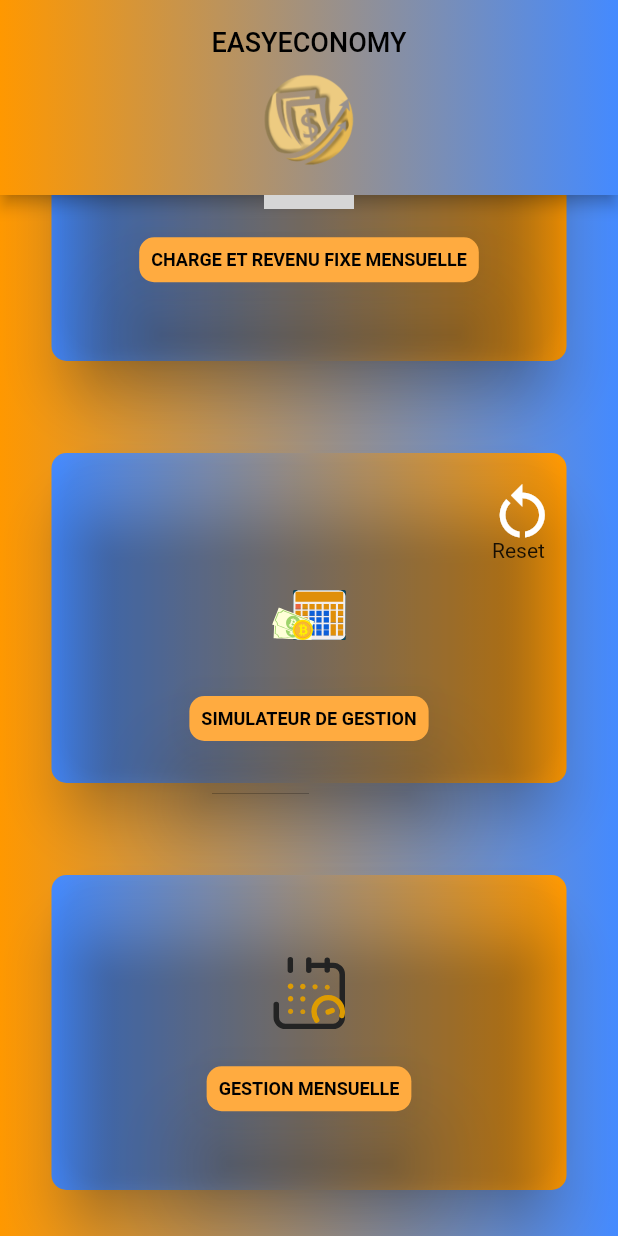
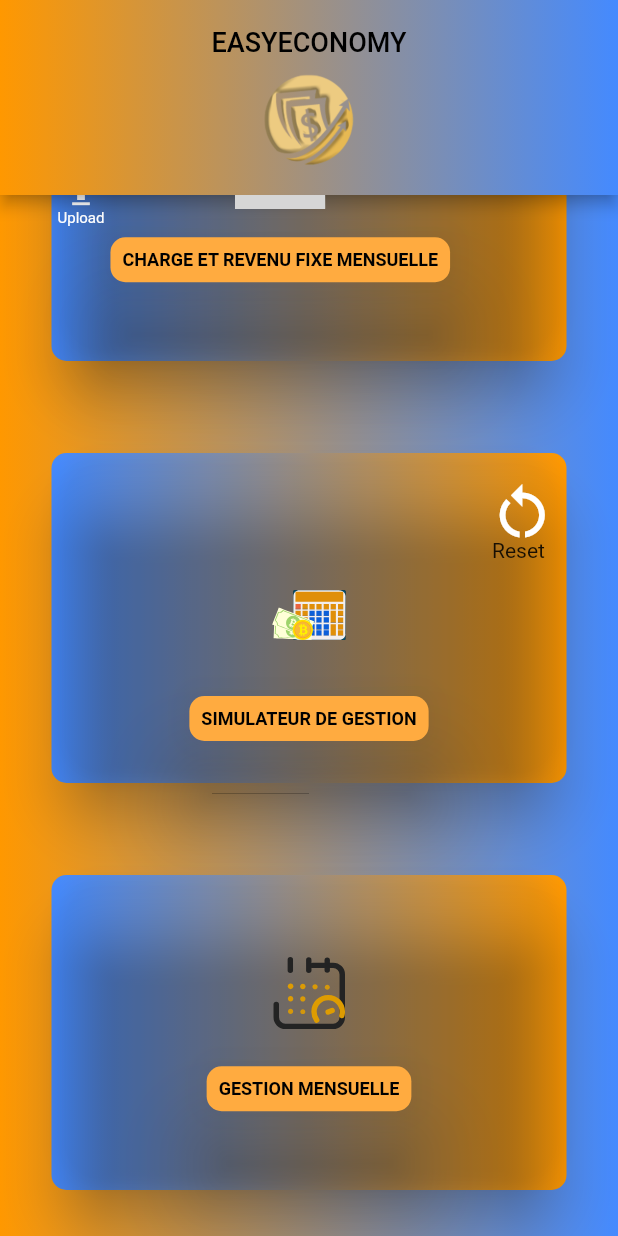
Before and after one commit to NOA-FASHION/easyEconomy, a Flutter app: the screen it shows after launch, scrolled down 130 dp, on a phone screen of 412 x 824 dp. Run offline on Flutter 3.47's test engine with Material 2 defaults, Android fonts, the phone set to English and light mode, and no system bars; our stand-ins replace accordion, draggable_home, flip_card, image_picker, lottie, nanoid and 5 more; missing offline and left inert: currency_textfield, flutter_document_picker, flutter_pie_chart, loading_overlay_pro, marquee_text, multi_charts; grey boxes are pictures that could not be loaded.

Commit message:
upload and download no test

```diff
--- a/lib/models/easy_economy_models.dart
+++ b/lib/models/easy_economy_models.dart
@@ -157,6 +157,29 @@ class MontantUniverselle {
   }
 }
 
+class UploadMontantniversell {
+  List<MontantUniverselle> montantUniverselle;
+
+  UploadMontantniversell({
+    required this.montantUniverselle,
+  });
+
+  factory UploadMontantniversell.fromJSON(Map<String, dynamic> json) =>
+      UploadMontantniversell(
+        montantUniverselle: List<MontantUniverselle>.from(
+            json["montantUniverselle"]
+                .map((x) => MontantUniverselle.fromJSON(x))
+                .toList()),
+      );
+
+  Map<String, dynamic> toJson() {
+    return {
+      "montantUniverselle":
+          List<dynamic>.from(montantUniverselle.map((x) => x.toJson())),
+    };
+  }
+}
+
 class GestionMensuel {
   String idGestion;
   String nom;
--- a/lib/screens/charge_fixe_mensuel.dart
+++ b/lib/screens/charge_fixe_mensuel.dart
@@ -252,6 +252,8 @@ class _ChargeFixeMensuelState extends State<ChargeFixeMensuel> {
               ),
             ],
             headerWidget: CalculMontant().header(
+                context,
+                variable,
                 false,
                 _listMontantUniverselle,
                 _listMontPrevision,
--- a/lib/screens/gestion_mensuel_live_resultats.dart
+++ b/lib/screens/gestion_mensuel_live_resultats.dart
@@ -78,6 +78,8 @@ class _GestionMensuelLiveResultatsState
               ),
             ],
             headerWidget: CalculMontant().header(
+                context,
+                variable,
                 true,
                 _listMontantUniverselle,
                 _listMontantUniverselleLive,
--- a/lib/screens/homeEconomy.dart
+++ b/lib/screens/homeEconomy.dart
@@ -102,10 +102,38 @@ class _HomeState extends State<Home> {
                                 borderRadius: BorderRadius.circular(30.0),
                               ),
                               elevation: 15.0,
+                              child: Row(
+                                children: [
+                                  InkWell(
+                                    // splash color
+                                    splashColor: Colors.white,
+                                    onTap: () {
+                                      variable.uploadChallenge();
+                                      // variable.initialiseConnectionDatabase();
+                                    }, // button pressed
                                     child: Column(
+                                      mainAxisAlignment:
+                                          MainAxisAlignment.center,
+                                      children: <Widget>[
+                                        Icon(
+                                          Icons.upload_sharp,
+                                          size: 20,
+                                          color: Colors.white,
+                                        ), // icon
+                                        Text(
+                                          "Upload",
+                                          style: TextStyle(
+                                              fontSize: 10,
+                                              color: Colors.white),
+                                        ), // text
+                                      ],
+                                    ),
+                                  ),
+                                  Column(
                                     mainAxisAlignment: MainAxisAlignment.center,
                                     children: [
-                                  Lottie.asset("assets/ChargeRevenuFixe.json",
+                                      Lottie.asset(
+                                          "assets/ChargeRevenuFixe.json",
                                           width: 60),
                                       // Icon(
                                       //   Icons.approval,
@@ -118,7 +146,8 @@ class _HomeState extends State<Home> {
                                       Card(
                                         color: Colors.transparent,
                                         shape: RoundedRectangleBorder(
-                                      borderRadius: BorderRadius.circular(5.0),
+                                          borderRadius:
+                                              BorderRadius.circular(5.0),
                                         ),
                                         elevation: 25.0,
                                         child: Container(
@@ -139,6 +168,8 @@ class _HomeState extends State<Home> {
                                             ),
                                           ),
                                         ),
+                                      ),
+                                    ],
                                   ),
                                 ],
                               )),
--- a/lib/screens/screenTest.dart
+++ b/lib/screens/screenTest.dart
@@ -365,7 +365,8 @@ class _TestScreenState extends State<TestScreen> {
                 child: BuildTest(),
               ),
             ],
-            headerWidget: CalculMontant().header(false,
+            headerWidget: CalculMontant().header( context,
+                variable,false,
                 _listMontantUniverselle,
                 _listMontPrevision,
                 montantChargessString,
--- a/lib/screens/simulator_gestion.dart
+++ b/lib/screens/simulator_gestion.dart
@@ -137,6 +137,8 @@ class _SimulatorGestionState extends State<SimulatorGestion> {
               ),
             ],
             headerWidget: CalculMontant().header(
+                context,
+                variable,
                 false,
                 _listMontantUniverselle,
                 _listMontPrevision,
--- a/pubspec.yaml
+++ b/pubspec.yaml
@@ -45,7 +45,10 @@ dependencies:
   currency_textfield: ^2.0.0
   draggable_home: ^1.0.3
   flutter_pie_chart: ^0.0.1
+  flutter_document_picker: ^4.0.1
+  share: ^2.0.4
   loading_overlay_pro: any
+  path_provider: ^2.0.10
 
 
 
```
Also changed, not shown: lib/controllers/easy_Controller.dart (+105 -1 lines), lib/screens/calcul_montant.dart (+25 -1 lines), pubspec.lock. Lines whose indentation alone changed are shown as unchanged.
